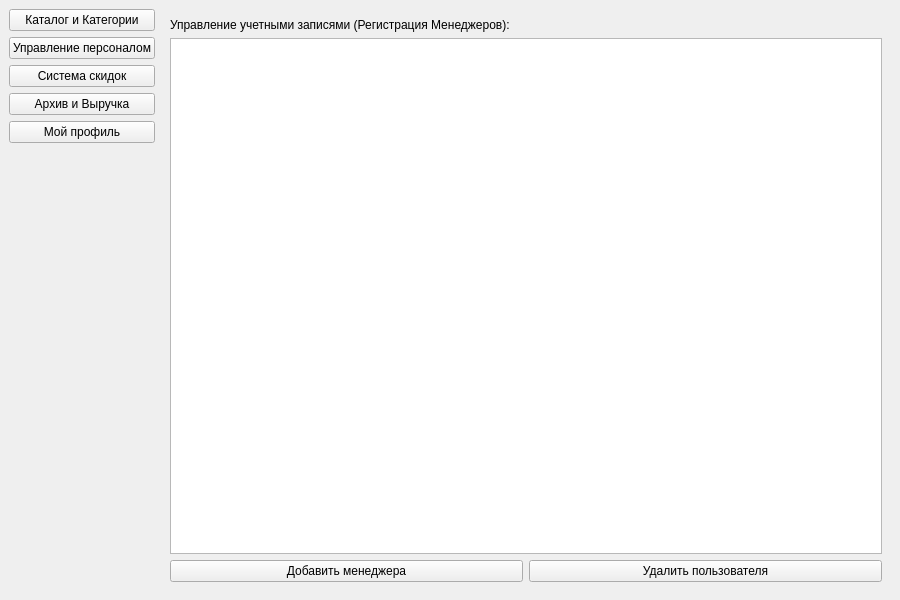
First picture: the form in client/adminwindow.ui, repository alexxxandra031/Online-Shop, before the edit.
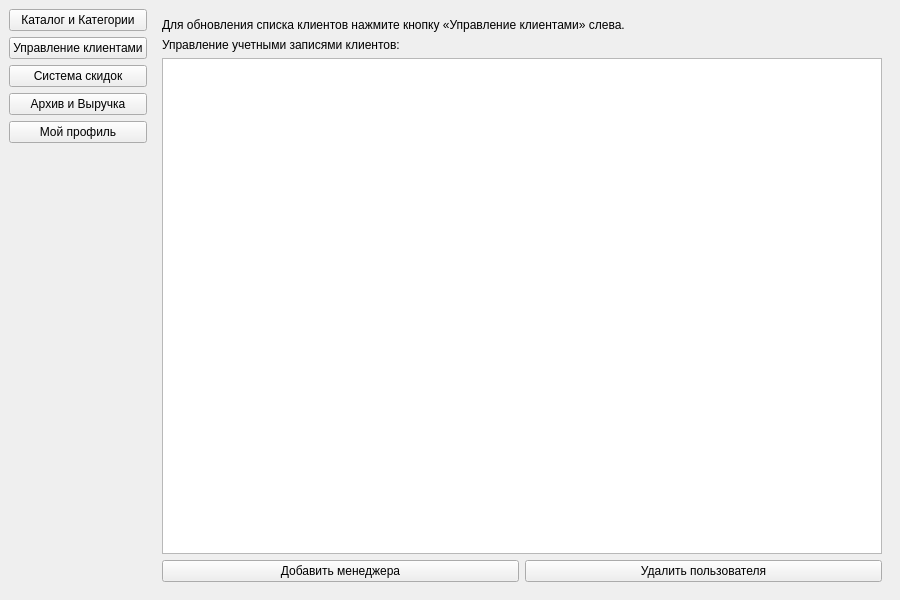
Second picture: the form after the edit. The open tabs and pages were chosen to show the change.

```diff
--- a/client/adminwindow.ui
+++ b/client/adminwindow.ui
@@ -19,7 +19,7 @@
       </item>
       <item>
        <widget class="QPushButton" name="btnUsersCrud">
-        <property name="text"><string>Управление персоналом</string></property>
+        <property name="text"><string>Управление клиентами</string></property>
        </widget>
       </item>
       <item>
@@ -104,7 +104,15 @@
       <widget class="QWidget" name="pageUsersCrud">
        <layout class="QVBoxLayout" name="userCrudLayout">
         <item>
-         <widget class="QLabel" name="lblU1"><property name="text"><string>Управление учетными записями (Регистрация Менеджеров):</string></property></widget>
+         <widget class="QLabel" name="lblInfoUsers">
+          <property name="text">
+           <string>Для обновления списка клиентов нажмите кнопку «Управление клиентами» слева.</string>
+          </property>
+          <property name="wordWrap"><bool>true</bool></property>
+         </widget>
+        </item>
+        <item>
+         <widget class="QLabel" name="lblU1"><property name="text"><string>Управление учетными записями клиентов:</string></property></widget>
         </item>
         <item>
          <widget class="QTableView" name="tableUsersCrud"/>
```
Left out of the diff: 41 changed lines with no effect on the pictures.
